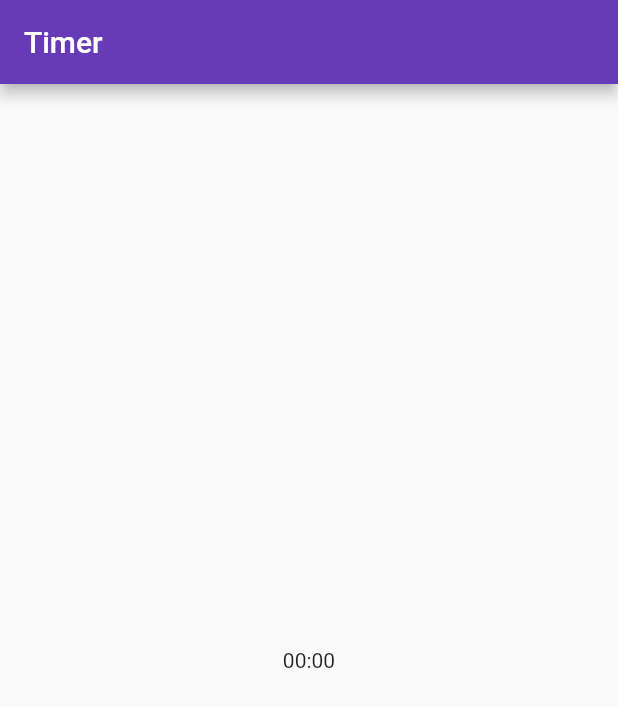
After one commit to paxcodes/flutter-timer, a Flutter app: the screen it shows after launch, on a phone screen of 412 x 824 dp. The commit adds this screen. Shown: the top 707 px of the screen. Run offline on Flutter 3.47's test engine with Material 2 defaults, Android fonts, the phone set to English and light mode, and no system bars.

Commit message:
:truck: Move timer page to a separate dart file

```diff
--- /dev/null
+++ b/lib/pages/timer_page.dart
@@ -0,0 +1,29 @@
+import 'package:flutter/material.dart';
+
+class TimerPage extends StatefulWidget {
+  TimerPage({Key key}) : super(key: key);
+
+  @override
+  _TimerPageState createState() => _TimerPageState();
+}
+
+class _TimerPageState extends State<TimerPage> {
+  @override
+  Widget build(BuildContext context) {
+    return Scaffold(
+      appBar: AppBar(
+        title: Text("Timer"),
+      ),
+      body: Center(
+        child: Column(
+          mainAxisAlignment: MainAxisAlignment.center,
+          children: <Widget>[
+            Text(
+              '00:00',
+            ),
+          ],
+        ),
+      ),
+    );
+  }
+}
```
Also changed, not shown: lib/main.dart (+2 -30 lines).
